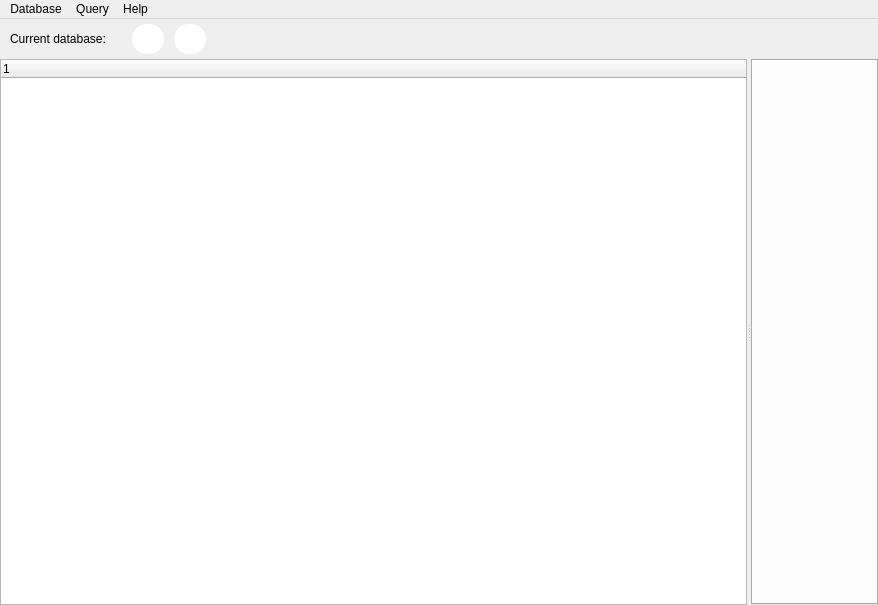
The window that NBAdmin/MainWindow.ui (gitnitrosbase/QtAdmin) describes before a commit, drawn with Qt 5.
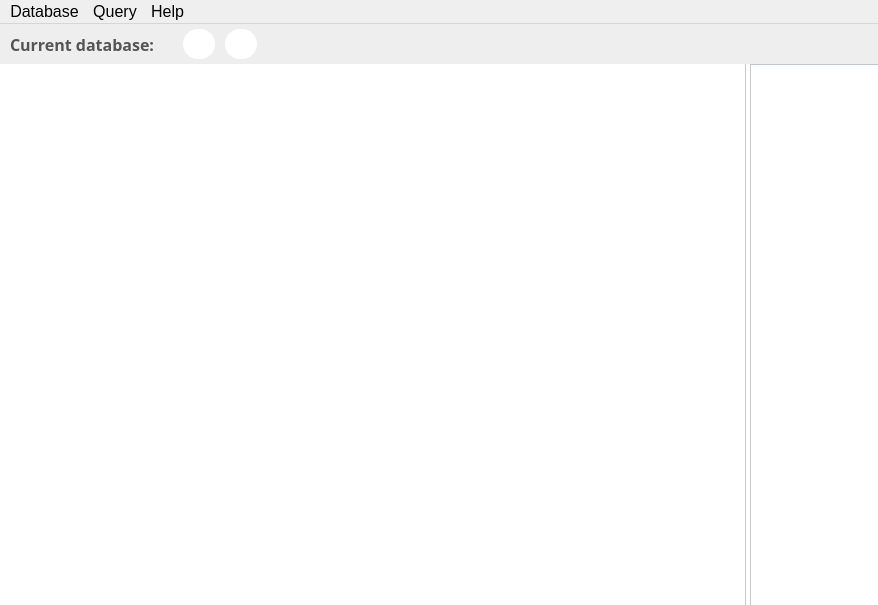
The same window after the commit. Icons and pictures are not drawn.

```diff
--- a/NBAdmin/MainWindow.ui
+++ b/NBAdmin/MainWindow.ui
@@ -11,7 +11,7 @@
    </rect>
   </property>
   <property name="sizePolicy">
-   <sizepolicy hsizetype="Preferred" vsizetype="Preferred">
+   <sizepolicy hsizetype="Fixed" vsizetype="Preferred">
     <horstretch>0</horstretch>
     <verstretch>0</verstretch>
    </sizepolicy>
@@ -23,6 +23,9 @@
    <string notr="true"/>
   </property>
   <widget class="QWidget" name="centralwidget">
+   <property name="styleSheet">
+    <string notr="true">background-color: rgb(255, 255, 255);</string>
+   </property>
    <layout class="QGridLayout" name="gridLayout">
     <property name="leftMargin">
      <number>0</number>
@@ -123,6 +126,17 @@
           </item>
           <item>
            <widget class="QLabel" name="label">
+            <property name="font">
+             <font>
+              <family>Segoe UI Semibold</family>
+              <pointsize>12</pointsize>
+              <weight>75</weight>
+              <bold>true</bold>
+             </font>
+            </property>
+            <property name="styleSheet">
+             <string notr="true">color: #555;</string>
+            </property>
             <property name="text">
              <string>Current database: </string>
             </property>
@@ -143,6 +157,14 @@
           </item>
           <item>
            <widget class="QLabel" name="label_2">
+            <property name="font">
+             <font>
+              <pointsize>12</pointsize>
+             </font>
+            </property>
+            <property name="styleSheet">
+             <string notr="true">color: #555;</string>
+            </property>
             <property name="text">
              <string/>
             </property>
@@ -247,32 +269,144 @@
         <height>500</height>
        </size>
       </property>
+      <property name="styleSheet">
+       <string notr="true">QSplitter::handle
+{
+
+	border-right: 1px solid rgb(202, 202, 202);
+	border-left: 1px solid rgb(202, 202, 202);	
+}
+QScrollBar:vertical {
+	width: 6px;
+    background: #fff;
+}
+QScrollBar::handle:vertical {
+    background: #ececec;
+}</string>
+      </property>
       <property name="orientation">
        <enum>Qt::Horizontal</enum>
       </property>
       <widget class="QTreeWidget" name="treeWidget">
+       <property name="sizePolicy">
+        <sizepolicy hsizetype="Expanding" vsizetype="Expanding">
+         <horstretch>0</horstretch>
+         <verstretch>0</verstretch>
+        </sizepolicy>
+       </property>
        <property name="maximumSize">
         <size>
          <width>16777215</width>
          <height>16777215</height>
         </size>
        </property>
+       <property name="font">
+        <font>
+         <pointsize>12</pointsize>
+        </font>
+       </property>
+       <property name="styleSheet">
+        <string notr="true">QTreeWidget {
+	border:0px solid rgb(204, 204, 204);
+	padding-left: 5px;
+}
+
+QHeaderView::section {
+	color: #555;	
+	background-color: rgb(255, 255, 255);
+	border: 0px;
+	height: 0px;
+}
+
+QTreeView::branch {
+   height: 0px;
+}
+
+QTreeWidget::item {
+	border: 0px;
+	font-size: 12px;
+    color: #555;
+} 
+
+QScrollBar:vertical {
+    border: 2px solid grey;
+    background: #32CC99;
+    height: 15px;
+    margin: 0px 20px 0 20px;
+}
+</string>
+       </property>
        <column>
         <property name="text">
          <string notr="true">1</string>
         </property>
+        <property name="font">
+         <font>
+          <family>Segoe UI Semilight</family>
+          <pointsize>12</pointsize>
+         </font>
+        </property>
        </column>
       </widget>
       <widget class="QTabWidget" name="tabWidget">
        <property name="enabled">
         <bool>true</bool>
        </property>
+       <property name="sizePolicy">
+        <sizepolicy hsizetype="Preferred" vsizetype="Expanding">
+         <horstretch>0</horstretch>
+         <verstretch>0</verstretch>
+        </sizepolicy>
+       </property>
        <property name="minimumSize">
         <size>
          <width>0</width>
          <height>0</height>
         </size>
        </property>
+       <property name="font">
+        <font>
+         <family>Segoe UI Semibold</family>
+         <pointsize>12</pointsize>
+         <weight>75</weight>
+         <bold>true</bold>
+        </font>
+       </property>
+       <property name="styleSheet">
+        <string notr="true">QTabWidget::pane { 
+     border-top: 1px solid #C2C7CB;;
+}
+
+QTabWidget::tab-bar {
+    left: 5px; 
+}
+
+QTabBar::tab {
+    border: 0px;
+	background: #fff;
+    color: #9fa0a0;
+	padding: 8px 5px;  
+}
+
+QTabBar::tab:selected {
+    color: #0085c7;
+ 	border-bottom: 2px solid #0085c7;
+}
+ QTabBar::close-button {
+		width: 12px;
+		height: 12px;
+		image: url(:/images/icons8-close.svg);
+		background-color: transparent;
+		border: 0 px;
+ }
+
+ QTabBar::close-button:hover { 
+	image: url(:/images/icons8-selected-close.svg);
+}
+
+
+</string>
+       </property>
        <property name="currentIndex">
         <number>-1</number>
        </property>
@@ -302,15 +436,35 @@
      <x>0</x>
      <y>0</y>
      <width>878</width>
-     <height>21</height>
+     <height>27</height>
     </rect>
    </property>
+   <property name="sizePolicy">
+    <sizepolicy hsizetype="Ignored" vsizetype="Minimum">
+     <horstretch>0</horstretch>
+     <verstretch>0</verstretch>
+    </sizepolicy>
+   </property>
+   <property name="font">
+    <font>
+     <pointsize>12</pointsize>
+    </font>
+   </property>
    <property name="styleSheet">
     <string notr="true">QMenuBar:item:selected {
-background-color: rgba(127, 127, 127, 0.75); 
+	background-color: rgba(127, 127, 127, 0.75);
+	color: rgb(255, 255, 255);
+}
+QMenuBar:item {
+	/*color: #555;*/
 }</string>
    </property>
    <widget class="QMenu" name="menuDatabase">
+    <property name="font">
+     <font>
+      <pointsize>12</pointsize>
+     </font>
+    </property>
     <property name="styleSheet">
      <string notr="true">QMenu {
 background-color: rgba(255, 255, 255, 0.9); 
@@ -342,6 +496,11 @@
     <addaction name="actionDatabase_Info"/>
    </widget>
    <widget class="QMenu" name="menuQuery">
+    <property name="font">
+     <font>
+      <pointsize>12</pointsize>
+     </font>
+    </property>
     <property name="styleSheet">
      <string notr="true">QMenu {
 background-color: rgba(255, 255, 255, 0.9); 
@@ -364,6 +523,11 @@
     <addaction name="actionSave"/>
    </widget>
    <widget class="QMenu" name="menuHelp">
+    <property name="font">
+     <font>
+      <pointsize>12</pointsize>
+     </font>
+    </property>
     <property name="styleSheet">
      <string notr="true">QMenu {
 background-color: rgba(255, 255, 255, 0.9); 
```
Left out of the diff: 11 changed lines with no effect on the pictures.
